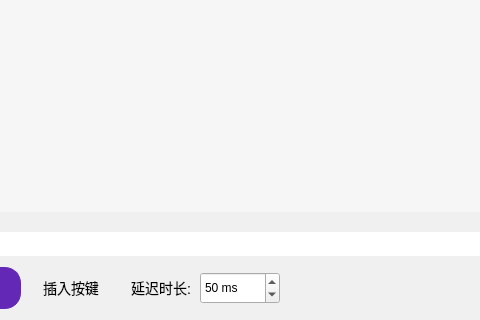
Old version of the form FrameMacro.ui in the repository wlffeng2008/AkkoStudio; both pictures show x 440 to 920 and y 284 to 604 of the 1105 by 604 pixel window.
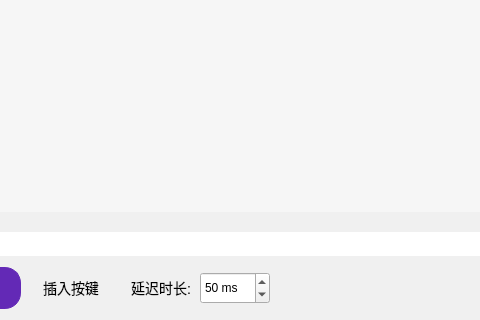
New version of the form. Icons and pictures are not drawn.

What changed in the file:
```diff
--- a/FrameMacro.ui
+++ b/FrameMacro.ui
@@ -734,6 +734,12 @@
                 <height>32</height>
                </size>
               </property>
+              <property name="maximumSize">
+               <size>
+                <width>70</width>
+                <height>16777215</height>
+               </size>
+              </property>
               <property name="suffix">
                <string> ms</string>
               </property>
```
Left out of the diff: 6 changed lines with no effect on the pictures.
